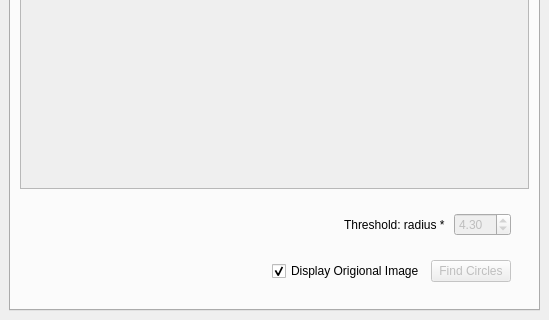
Before: the Qt Designer form src/gui/pic_edit_widget.ui in raxter/Hough-Feature-Detection, drawn with Qt 5; both pictures show x 0 to 549 and y 305 to 625 of the 549 by 625 pixel window.
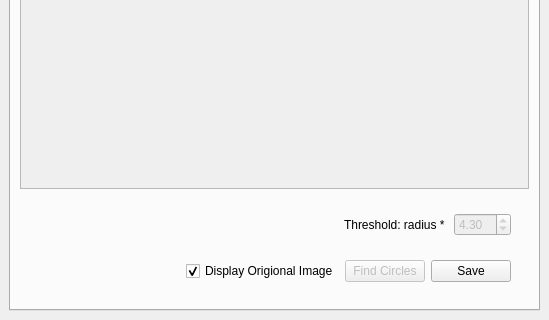
After: the same form once the commit is applied. The open tabs and pages were chosen to show the change.

What changed in the file:
```diff
--- a/src/gui/pic_edit_widget.ui
+++ b/src/gui/pic_edit_widget.ui
@@ -430,6 +430,13 @@
                 </property>
                </widget>
               </item>
+              <item>
+               <widget class="QPushButton" name="saveButton" >
+                <property name="text" >
+                 <string>Save</string>
+                </property>
+               </widget>
+              </item>
              </layout>
             </widget>
            </item>
```
Left out of the diff: 277 changed lines with no effect on the pictures.
